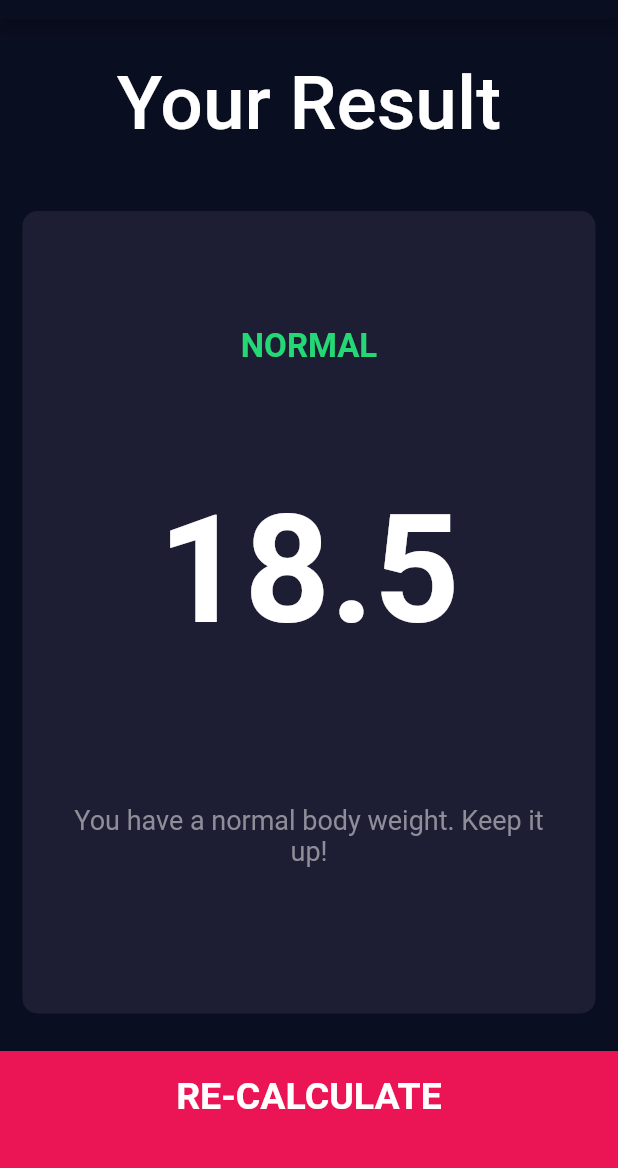
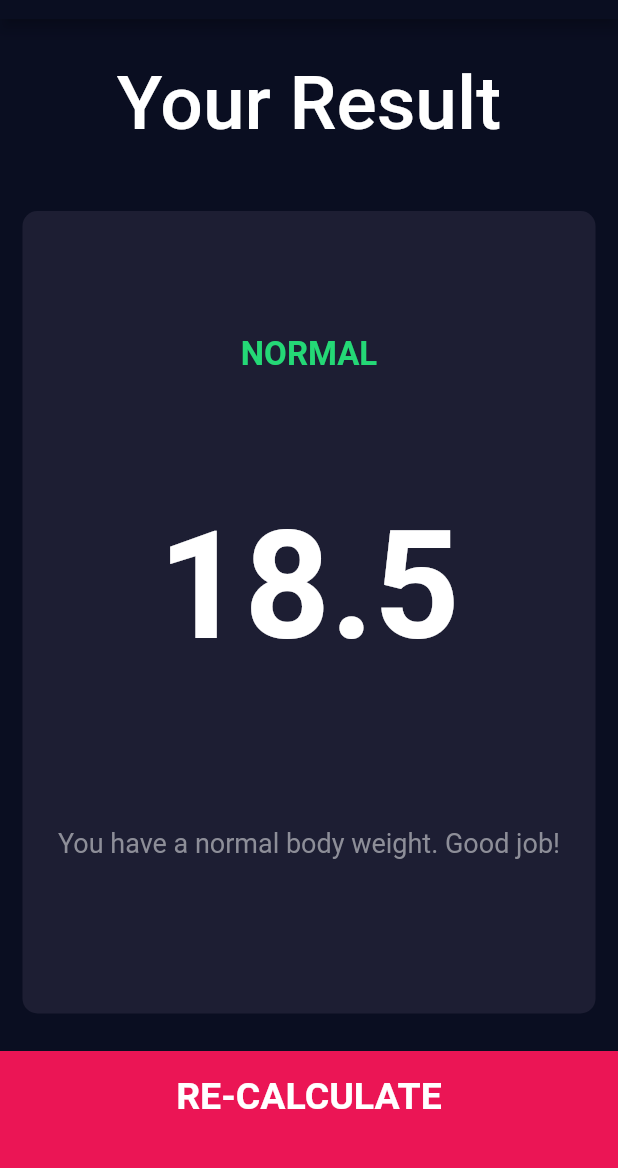
Before and after one commit to nonbeing/bmi-calculator-flutter, a Flutter app: the screen it shows after launch, after a tap on "CALCULATE", on a phone screen of 412 x 824 dp, the part 65-1233 px from its top. Run offline on Flutter 3.47's test engine with Material 2 defaults, Android fonts, the phone set to English and light mode, and no system bars; our stand-ins replace font_awesome_flutter.

Commit message:
minor tweaks

```diff
--- a/lib/calculator_brain.dart
+++ b/lib/calculator_brain.dart
@@ -17,24 +17,24 @@ class CalculatorBrain {
       return {
         'result': 'Obese',
         'interpretation':
-            'You have a higher body weight than normal and are at increased risk of associated health problems. Try to lose some weight by a suitable diet and exercise.'
+            'You have a higher body weight than normal, and at an increased risk of associated health problems. Try to lose weight with suitable diet and exercise.'
       };
     else if (_bmi > 25 && _bmi < 30)
       return {
         'result': 'Overweight',
         'interpretation':
-            'You have a higher body weight than normal. Try to lose some weight by a suitable diet and exercise.'
+            'You have a higher body weight than normal. Try to lose some weight with suitable diet and exercise.'
       };
     else if (_bmi > 18.5 && _bmi < 25)
       return {
         'result': 'Normal',
-        'interpretation': 'You have a normal body weight. Keep it up!'
+        'interpretation': 'You have a normal body weight. Good job!'
       };
     else
       return {
         'result': 'Underweight',
         'interpretation':
-            'You have a lower body weight than normal. Try to gain some weight by a suitable diet and exercise.'
+            'You have a lower body weight than normal. Try to gain some weight with suitable diet and exercise.'
       };
   }
 }
--- a/lib/constants.dart
+++ b/lib/constants.dart
@@ -1,4 +1,7 @@
 import 'package:flutter/material.dart';
+
+const mainBackgroundColor = Color(0xff0a0e21);
+const mainThemeColor = Color(0xff0a0e21);
 
 const kTextColor = Color(0xFF8d8e98);
 
@@ -8,7 +11,7 @@ const kLabelTextStyle = TextStyle(
 );
 
 const unselectedIconColor = Color(0xff757575);
-const selectedIconColor = Color(0xffeeeeee);
+const selectedIconColor = Color(0xfffefefe);
 
 const kNumberStyle = TextStyle(fontSize: 50.0, fontWeight: FontWeight.w900);
 const kResultTitleStyle =
--- a/lib/main.dart
+++ b/lib/main.dart
@@ -1,7 +1,6 @@
 import 'package:flutter/material.dart';
 import 'package:bmi_calculator/screens/input_page.dart';
-
-const mainBackgroundColor = Color(0xff0a0e21);
+import 'package:bmi_calculator/constants.dart';
 
 void main() => runApp(BMICalculator());
 
@@ -10,7 +9,7 @@ class BMICalculator extends StatelessWidget {
   Widget build(BuildContext context) {
     return MaterialApp(
       theme: ThemeData(
-        primaryColor: Color(0xff0a0e21),
+        primaryColor: mainThemeColor,
         accentColor: Colors.purple,
         scaffoldBackgroundColor: mainBackgroundColor,
         textTheme: TextTheme(body1: TextStyle(color: Colors.white)),
```
